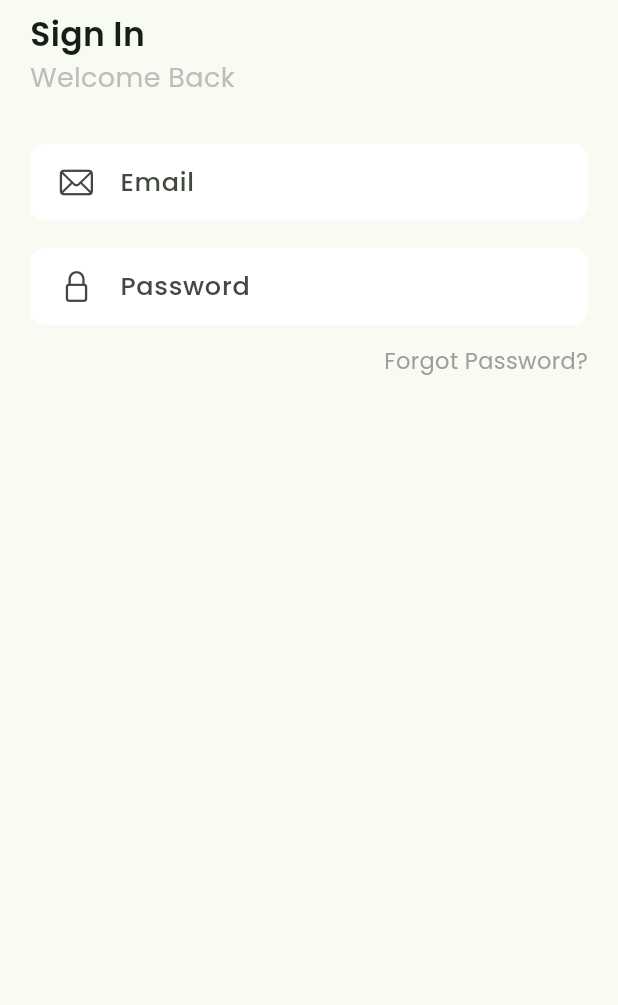
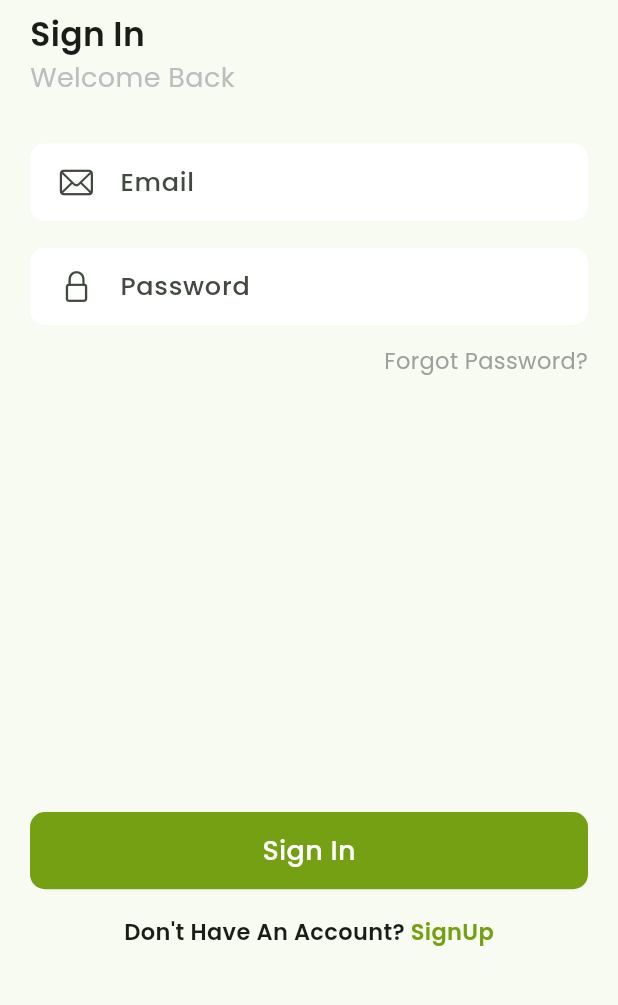
Before and after one commit to HAMZA-CH420/Acaste, a Flutter app: the screen it shows after launch, on a phone screen of 412 x 824 dp, the part 173-1178 px from its top. Run offline on Flutter 3.47's test engine with Material 3 defaults, Android fonts, the phone set to English and light mode, and no system bars; our stand-ins replace google_fonts.

Commit message:
minor changes

```diff
--- a/lib/Features/AuthenticationScreens/SignInScreen/sign_in_screen.dart
+++ b/lib/Features/AuthenticationScreens/SignInScreen/sign_in_screen.dart
@@ -1,8 +1,11 @@
 import 'package:acaste/Features/AuthenticationScreens/widgets/auth_banner.dart';
 import 'package:acaste/Features/AuthenticationScreens/widgets/custom_text_field.dart';
+import 'package:acaste/Features/UiHelpers/ColorPalette/color_palette.dart';
 import 'package:flutter/cupertino.dart';
 import 'package:flutter/material.dart';
 import 'package:google_fonts/google_fonts.dart';
+
+import '../widgets/sign_button.dart';
 
 class SignInScreen extends StatelessWidget {
   const SignInScreen({super.key});
@@ -17,6 +20,7 @@ class SignInScreen extends StatelessWidget {
         body: SafeArea(
           child: Padding(
             padding: const EdgeInsets.symmetric(horizontal: 20),
+            child: SingleChildScrollView(
               child: Column(
                 crossAxisAlignment: CrossAxisAlignment.start,
                 spacing: 8,
@@ -48,7 +52,31 @@ class SignInScreen extends StatelessWidget {
                           fontSize: 15, color: Colors.grey.shade500),
                     ),
                   ),
+                  SizedBox(
+                    height: MediaQuery.sizeOf(context).height / 3,
+                  ),
+                  SignButton(
+                    btnName: "Sign In",
+                  ),
+                  Row(
+                    mainAxisAlignment: MainAxisAlignment.center,
+                    children: [
+                      Text(
+                        "Don't Have An Account? ",
+                        style: GoogleFonts.poppins(
+                            fontWeight: FontWeight.w600, fontSize: 15),
+                      ),
+                      Text(
+                        "SignUp",
+                        style: GoogleFonts.poppins(
+                            fontWeight: FontWeight.w600,
+                            fontSize: 15,
+                            color: Palette.primaryColor),
+                      ),
                     ],
+                  ),
+                ],
+              ),
             ),
           ),
         ),
--- a/lib/Features/AuthenticationScreens/widgets/sign_button.dart
+++ b/lib/Features/AuthenticationScreens/widgets/sign_button.dart
@@ -1,10 +1,30 @@
+import 'package:acaste/Features/UiHelpers/ColorPalette/color_palette.dart';
 import 'package:flutter/material.dart';
+import 'package:google_fonts/google_fonts.dart';
 
 class SignButton extends StatelessWidget {
-  const SignButton({super.key});
-
+  const SignButton({super.key, required this.btnName});
+  final String btnName;
   @override
   Widget build(BuildContext context) {
-    return Container();
+    final size = MediaQuery.sizeOf(context);
+    return Container(
+      margin: const EdgeInsets.only(bottom: 10),
+      alignment: Alignment.center,
+      height: size.height / 16,
+      width: size.width,
+      decoration: BoxDecoration(
+        color: Palette.primaryColor,
+        borderRadius: BorderRadius.circular(10),
+      ),
+      child: Text(
+        btnName,
+        style: GoogleFonts.poppins(
+          fontSize: 18,
+          fontWeight: FontWeight.w500,
+          color: Colors.white,
+        ),
+      ),
+    );
   }
 }
--- /dev/null
+++ b/lib/Features/UiHelpers/ColorPalette/color_palette.dart
@@ -0,0 +1,5 @@
+import 'package:flutter/material.dart';
+
+class Palette {
+  static final primaryColor = Color(0XFF75A013);
+}
```
Lines whose indentation alone changed are shown as unchanged.
